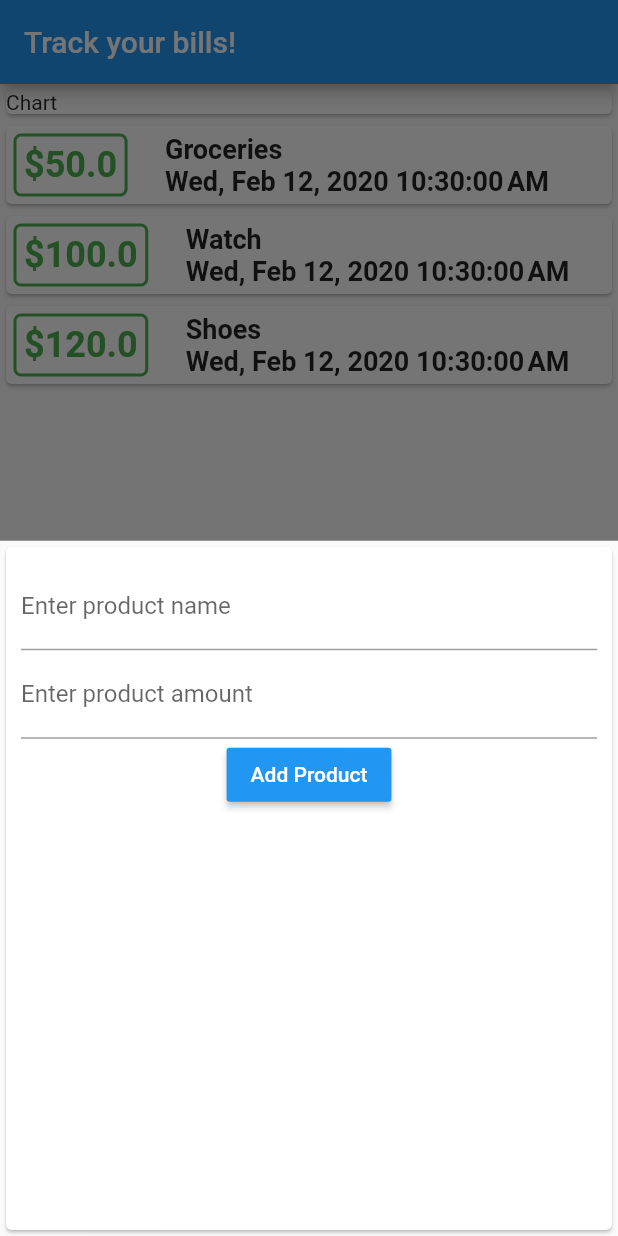
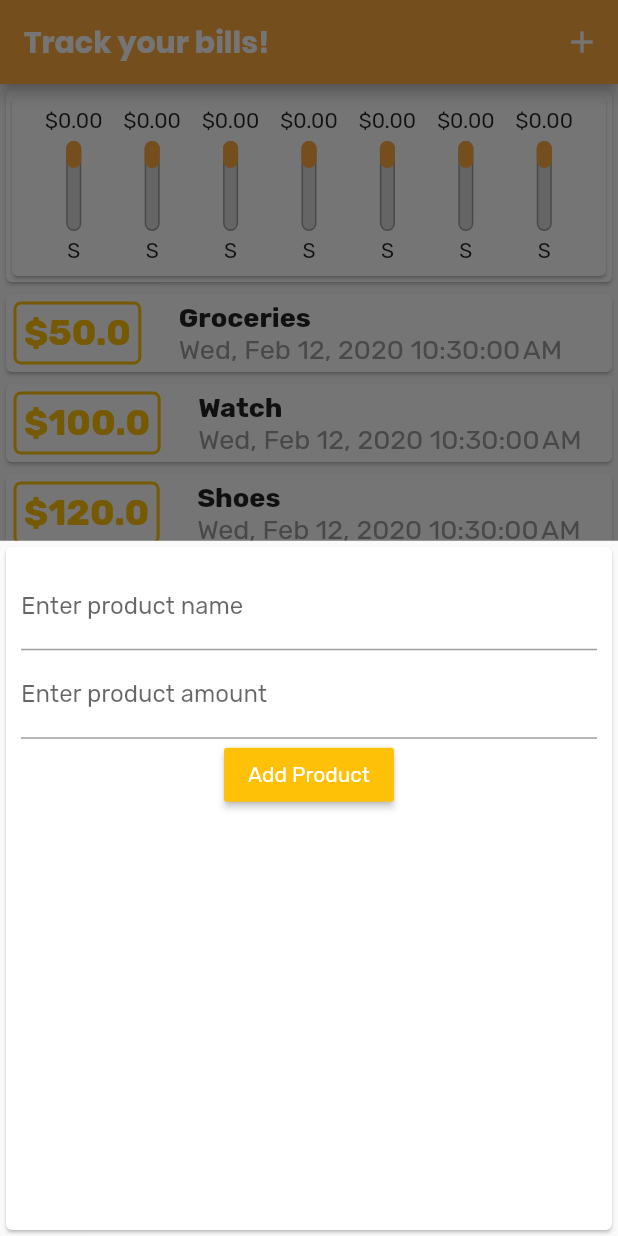
Before and after one commit to Suraj9938/BillTracker, a Flutter app: the screen it shows after launch, after a tap on the "add" icon, on a phone screen of 412 x 824 dp. Run offline on Flutter 3.47's test engine with Material 2 defaults, Android fonts, the phone set to English and light mode, and no system bars.

Commit message:
Added Bill Tracker Graph

```diff
--- a/lib/main.dart
+++ b/lib/main.dart
@@ -1,4 +1,5 @@
 import 'package:bill_tracker/model/transaction.dart';
+import 'package:bill_tracker/widgets/chart.dart';
 import 'package:bill_tracker/widgets/new_transaction.dart';
 import 'package:bill_tracker/widgets/transaction_list.dart';
 import 'package:flutter/material.dart';
@@ -12,6 +13,22 @@ class MyApp extends StatelessWidget {
     return MaterialApp(
       title: "Bill Tracker",
       home: BillPage(),
+      theme: ThemeData(
+          primaryColor: Colors.orangeAccent,
+          accentColor: Colors.amber,
+          fontFamily: "font2",
+          textTheme: TextTheme(
+            title: TextStyle(
+                fontFamily: "font2", fontSize: 18, fontWeight: FontWeight.bold),
+          ),
+          appBarTheme: AppBarTheme(
+            textTheme: TextTheme(
+              title: TextStyle(
+                  fontFamily: "font1",
+                  fontSize: 20,
+                  fontWeight: FontWeight.bold),
+            ),
+          )),
     );
   }
 }
@@ -30,6 +47,16 @@ class _BillPageState extends State<BillPage> {
 
   String title;
   double amount;
+
+  List<Transaction> get _recentTransactions {
+    return _userTransaction.where((tx) {
+      return tx.date.isAfter(
+        DateTime.now().subtract(
+          Duration(days: 7),
+        ),
+      );
+    }).toList();
+  }
 
   void _addTransaction(String txTitle, double txAmount) {
     final newTx =
@@ -53,16 +80,20 @@ class _BillPageState extends State<BillPage> {
     return Scaffold(
       appBar: AppBar(
         title: Text("Track your bills!"),
+        actions: <Widget>[
+          IconButton(
+            icon: Icon(
+              Icons.add,
+              color: Colors.white,
+            ),
+            onPressed: () => _showAddTransaction(context),
+          )
+        ],
       ),
       body: SingleChildScrollView(
         child: Column(
           children: <Widget>[
-            Container(
-              width: double.infinity,
-              child: Card(
-                child: Text("Chart"),
-              ),
-            ),
+            Chart(_recentTransactions),
             TransactionList(_userTransaction),
           ],
         ),
--- /dev/null
+++ b/lib/widgets/chart.dart
@@ -0,0 +1,34 @@
+import 'package:bill_tracker/model/transaction.dart';
+import 'package:bill_tracker/widgets/chart_bar.dart';
+import 'package:flutter/material.dart';
+import 'package:intl/intl.dart';
+
+class Chart extends StatelessWidget {
+  final List<Transaction> recentTransactions;
+
+  Chart(this.recentTransactions);
+
+  List<Map<String, Object>> get groupedExpenses {
+    return List.generate(7, (index) {
+      final weekDay = DateTime.now().subtract(Duration(days: index));
+      double totalSum = 0.0;
+      return {'day': DateFormat.E().format(weekDay), 'amount': totalSum};
+    });
+  }
+
+  @override
+  Widget build(BuildContext context) {
+    return Card(
+        child: Card(
+      child: Padding(
+        padding: const EdgeInsets.all(8.0),
+        child: Row(
+          mainAxisAlignment: MainAxisAlignment.spaceEvenly,
+          children: groupedExpenses.map((tx) {
+            return ChartBar();
+          }).toList(),
+        ),
+      ),
+    ));
+  }
+}
--- /dev/null
+++ b/lib/widgets/chart_bar.dart
@@ -0,0 +1,42 @@
+import 'package:flutter/material.dart';
+
+class ChartBar extends StatelessWidget {
+  @override
+  Widget build(BuildContext context) {
+    return Column(
+      children: <Widget>[
+        Text("\$0.00"),
+        SizedBox(
+          height: 5,
+        ),
+        Container(
+          height: 60,
+          width: 10,
+          child: Stack(
+            children: <Widget>[
+              Container(
+                decoration: BoxDecoration(
+                  border: Border.all(color: Colors.grey, width: 1.0),
+                  color: Color.fromRGBO(220, 220, 220, 1),
+                  borderRadius: BorderRadius.circular(10),
+                ),
+              ),
+              FractionallySizedBox(
+                heightFactor: 0.3,
+                child: Container(
+                  decoration: BoxDecoration(
+                      color: Theme.of(context).primaryColor,
+                      borderRadius: BorderRadius.circular(10)),
+                ),
+              ),
+            ],
+          ),
+        ),
+        SizedBox(
+          height: 5,
+        ),
+        Text("S"),
+      ],
+    );
+  }
+}
--- a/lib/widgets/new_transaction.dart
+++ b/lib/widgets/new_transaction.dart
@@ -42,8 +42,10 @@ class _NewTransactionState extends State<NewTransaction> {
               keyboardType: TextInputType.number,
             ),
             RaisedButton(
-              child: Text("Add Product"),
-              color: Colors.blue,
+              child: Text(
+                "Add Product",
+              ),
+              color: Theme.of(context).accentColor,
               textColor: Colors.white,
               onPressed: () {
                 _submitData();
--- a/lib/widgets/transaction_list.dart
+++ b/lib/widgets/transaction_list.dart
@@ -9,22 +9,24 @@ class TransactionList extends StatelessWidget {
 
   @override
   Widget build(BuildContext context) {
-    return Column(
-      children: transactions.map((tx) {
+    return Container(
+      height: 400,
+      child: ListView.builder(
+        itemBuilder: (ctx, index) {
           return Card(
             child: Row(
               children: <Widget>[
                 Container(
                   child: Text(
-                  "\$${tx.amount.toString()}",
+                    "\$${transactions[index].amount.toString()}",
                     style: TextStyle(
-                      color: Colors.green,
+                        color: Theme.of(context).accentColor,
                         fontSize: 24,
                         fontWeight: FontWeight.bold),
                   ),
                   decoration: BoxDecoration(
                       border: Border.all(
-                      color: Colors.green,
+                        color: Theme.of(context).accentColor,
                         width: 2,
                       ),
                       borderRadius: BorderRadius.circular(5)),
@@ -38,26 +40,25 @@ class TransactionList extends StatelessWidget {
                   crossAxisAlignment: CrossAxisAlignment.start,
                   children: <Widget>[
                     Text(
-                    tx.title,
-                    style: TextStyle(
-                      fontWeight: FontWeight.bold,
-                      fontSize: 18,
-                    ),
+                      transactions[index].title,
+                      style: Theme.of(context).textTheme.title,
                     ),
                     Text(
                       //DateFormat.yMMMEd().format(tx.date), // for only date
-                    DateFormat.yMMMEd().add_jms().format(tx.date),
-                    style: TextStyle(
-                      fontWeight: FontWeight.bold,
-                      fontSize: 18,
-                    ),
+                      DateFormat.yMMMEd()
+                          .add_jms()
+                          .format(transactions[index].date),
+                      style: Theme.of(context).textTheme.title.copyWith(
+                          color: Colors.grey, fontWeight: FontWeight.normal),
                     ),
                   ],
                 ),
               ],
             ),
           );
-      }).toList(),
+        },
+        itemCount: transactions.length,
+      ),
     );
   }
 }
```
Also changed, not shown: pubspec.yaml (+13 -14 lines), assets/fonts/Poppins-Bold.ttf (added), assets/fonts/Poppins-Regular.ttf (added), assets/fonts/Rubik-Bold.ttf (added), assets/fonts/Rubik-Italic.ttf (added), assets/fonts/Rubik-Regular.ttf (added), assets/images/box.png (added). Lines whose indentation alone changed are shown as unchanged.
